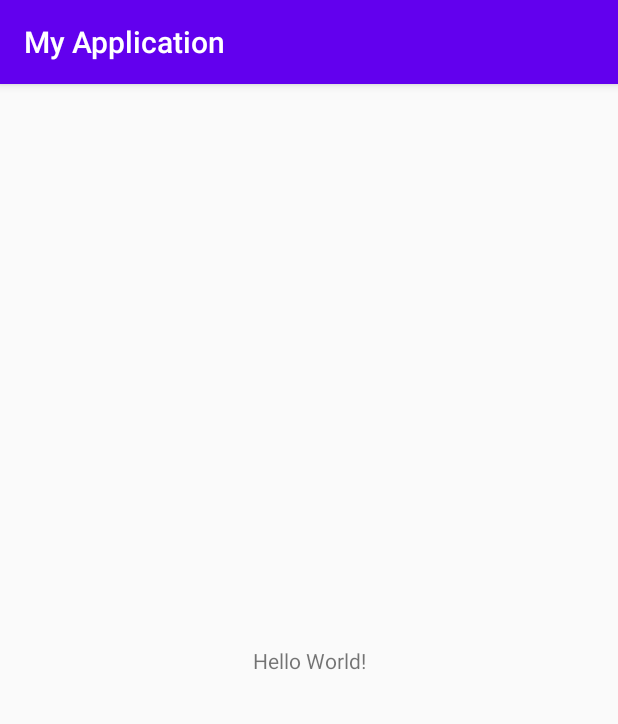
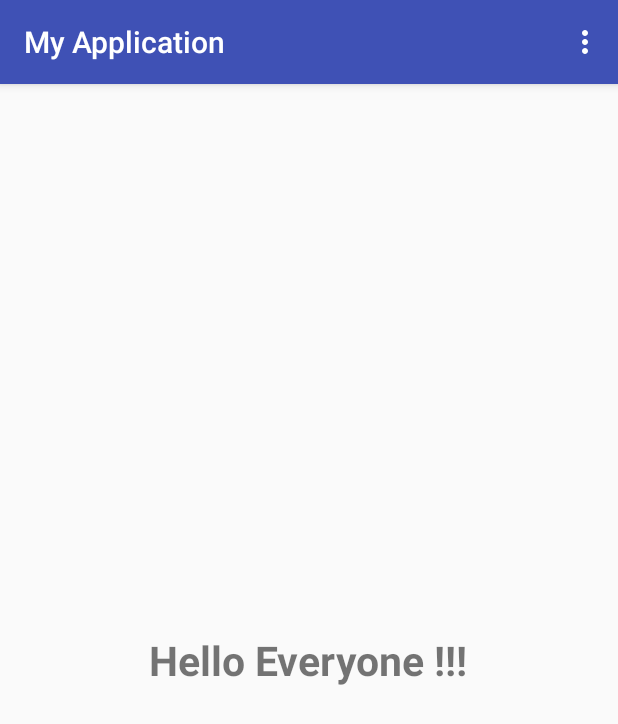
Before and after one commit to riazul701/android-aiyt, an Android app: the screen it shows after launch (MainActivity), on a phone screen of 412 x 824 dp. Shown: the top 724 px of the screen. Run offline under Robolectric (Android 15) with nearby library versions, the phone set to English and light mode, and no system bars.

Commit message:
Code from 118_SharedPreference_Example3_part2.
Tutorial_118: SharedPreference Example 3 (part-2) | Storing user
setting.

```diff
--- a/app/src/main/java/com/example/myapplication/MainActivity.java
+++ b/app/src/main/java/com/example/myapplication/MainActivity.java
@@ -1,14 +1,68 @@
 package com.example.myapplication;
+
+import android.content.Context;
+import android.content.SharedPreferences;
+//import android.support.v7.app.AppCompatActivity;
+import android.os.Bundle;
+import android.view.Menu;
+import android.view.MenuItem;
+import android.widget.LinearLayout;
 
 import androidx.appcompat.app.AppCompatActivity;
 
-import android.os.Bundle;
+public class MainActivity extends AppCompatActivity {
 
-public class MainActivity extends AppCompatActivity {
+    private LinearLayout linearLayout;
 
     @Override
     protected void onCreate(Bundle savedInstanceState) {
         super.onCreate(savedInstanceState);
         setContentView(R.layout.activity_main);
+
+        linearLayout = (LinearLayout) findViewById(R.id.linearLayoutId);
+
+        if (loadColor() != getResources().getColor(R.color.colorPrimary)) {
+            linearLayout.setBackgroundColor(loadColor());
+        }
+    }
+
+    @Override
+    public boolean onCreateOptionsMenu(Menu menu) {
+        getMenuInflater().inflate(R.menu.menu_layout, menu);
+        return super.onCreateOptionsMenu(menu);
+    }
+
+    @Override
+    public boolean onOptionsItemSelected(MenuItem item) {
+        if (item.getItemId() == R.id.redColorMenuItemId) {
+            linearLayout.setBackgroundColor(getResources().getColor(R.color.redColor));
+            storeColor(getResources().getColor(R.color.redColor));
+        }
+        if (item.getItemId() == R.id.greenColorMenuItemId) {
+            linearLayout.setBackgroundColor(getResources().getColor(R.color.greenColor));
+            storeColor(getResources().getColor(R.color.greenColor));
+        }
+        if (item.getItemId() == R.id.yellowColorMenuItemId) {
+            linearLayout.setBackgroundColor(getResources().getColor(R.color.yellowColor));
+            storeColor(getResources().getColor(R.color.yellowColor));
+        }
+        if (item.getItemId() == R.id.pinkColorMenuItemId) {
+            linearLayout.setBackgroundColor(getResources().getColor(R.color.pinkColor));
+            storeColor(getResources().getColor(R.color.pinkColor));
+        }
+        return super.onOptionsItemSelected(item);
+    }
+
+    private void storeColor(int color) {
+        SharedPreferences sharedPreferences = getSharedPreferences("BackgroundColor", Context.MODE_PRIVATE);
+        SharedPreferences.Editor editor = sharedPreferences.edit();
+        editor.putInt("myColor", color);
+        editor.commit();
+    }
+
+    private int loadColor() {
+        SharedPreferences sharedPreferences = getSharedPreferences("BackgroundColor", Context.MODE_PRIVATE);
+        int selectedColor = sharedPreferences.getInt("myColor", getResources().getColor(R.color.colorPrimary));
+        return selectedColor;
     }
 }
--- a/app/src/main/res/layout/activity_main.xml
+++ b/app/src/main/res/layout/activity_main.xml
@@ -1,18 +1,18 @@
 <?xml version="1.0" encoding="utf-8"?>
-<androidx.constraintlayout.widget.ConstraintLayout xmlns:android="http://schemas.android.com/apk/res/android"
+<LinearLayout xmlns:android="http://schemas.android.com/apk/res/android"
     xmlns:app="http://schemas.android.com/apk/res-auto"
     xmlns:tools="http://schemas.android.com/tools"
     android:layout_width="match_parent"
     android:layout_height="match_parent"
-    tools:context=".MainActivity">
+    android:gravity="center"
+    android:id="@+id/linearLayoutId"
+    tools:context="com.example.myapplication.MainActivity">
 
     <TextView
+        android:textStyle="bold"
+        android:textSize="27sp"
+        android:text="Hello Everyone !!!"
         android:layout_width="wrap_content"
-        android:layout_height="wrap_content"
-        android:text="Hello World!"
-        app:layout_constraintBottom_toBottomOf="parent"
-        app:layout_constraintLeft_toLeftOf="parent"
-        app:layout_constraintRight_toRightOf="parent"
-        app:layout_constraintTop_toTopOf="parent" />
+        android:layout_height="wrap_content" />
 
-</androidx.constraintlayout.widget.ConstraintLayout>
+</LinearLayout>
--- /dev/null
+++ b/app/src/main/res/menu/menu_layout.xml
@@ -0,0 +1,25 @@
+<?xml version="1.0" encoding="utf-8"?>
+<menu xmlns:android="http://schemas.android.com/apk/res/android"
+    xmlns:app="http://schemas.android.com/apk/res-auto">
+
+    <item
+        android:id="@+id/redColorMenuItemId"
+        android:title="Red color"
+        app:showAsAction="never" />
+
+    <item
+        android:id="@+id/greenColorMenuItemId"
+        android:title="Green color"
+        app:showAsAction="never" />
+
+    <item
+        android:id="@+id/yellowColorMenuItemId"
+        android:title="Yellow color"
+        app:showAsAction="never" />
+
+    <item
+        android:id="@+id/pinkColorMenuItemId"
+        android:title="Pink color"
+        app:showAsAction="never" />
+
+</menu>
--- a/app/src/main/res/values/colors.xml
+++ b/app/src/main/res/values/colors.xml
@@ -1,6 +1,10 @@
 <?xml version="1.0" encoding="utf-8"?>
 <resources>
-    <color name="colorPrimary">#6200EE</color>
-    <color name="colorPrimaryDark">#3700B3</color>
-    <color name="colorAccent">#03DAC5</color>
+    <color name="colorPrimary">#3F51B5</color>
+    <color name="colorPrimaryDark">#303F9F</color>
+    <color name="colorAccent">#FF4081</color>
+    <color name="redColor">#ff0000</color>
+    <color name="greenColor">#008000</color>
+    <color name="yellowColor">#ffff00</color>
+    <color name="pinkColor">#ff69b4</color>
 </resources>
```
